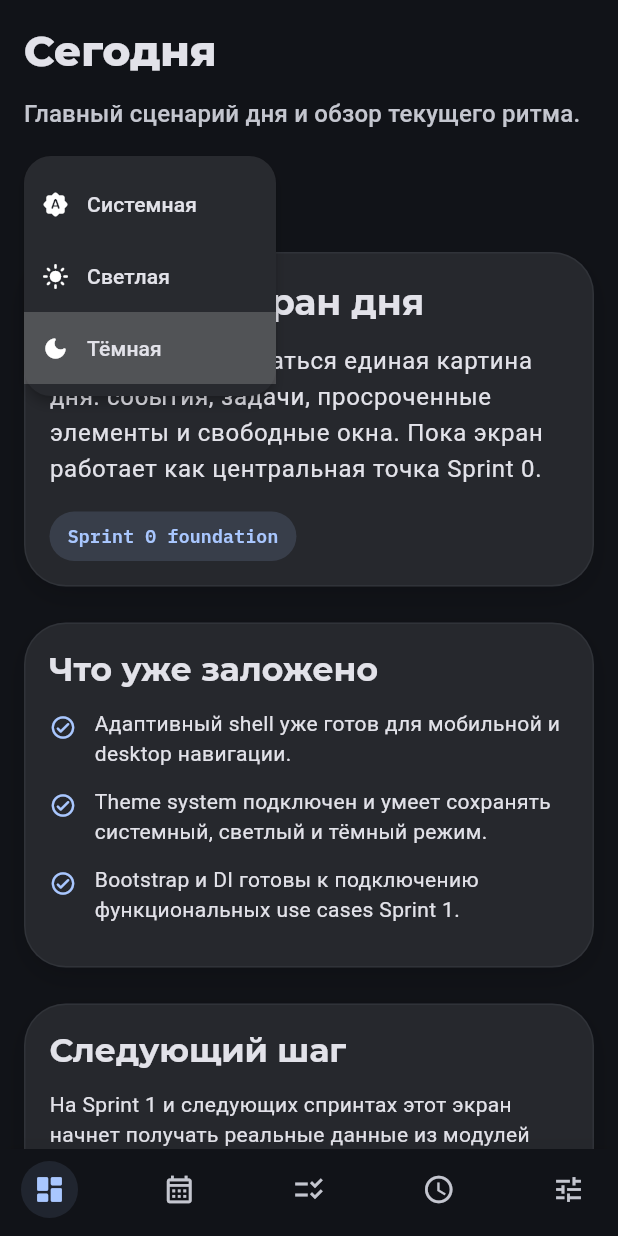
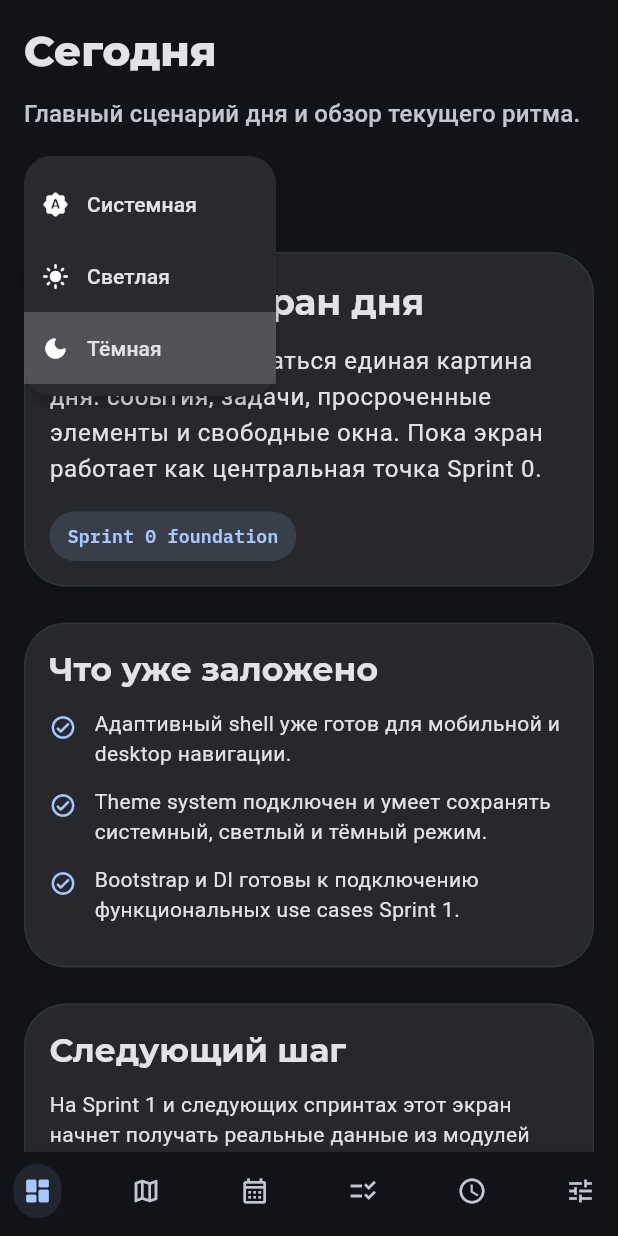
Before and after one commit to tonyOkumura/day_desk, a Flutter app: the screen it shows after launch, after a tap on the "dark mode" icon, on a phone screen of 412 x 824 dp. Run offline on Flutter 3.47's test engine with Material 3 defaults, Android fonts, the phone set to English and light mode, and no system bars; drawn by our look-alikes of google_nav_bar; our stand-ins replace flutter_map, get, google_fonts, isar, latlong2, logger and 1 more; accounts and stored records are empty; generated files the repository leaves out were written again.

Commit message:
feat: add map feature with initial scaffold and routing
- Implemented a new `/map` route and integrated it into the main navigation.
- Added `MapContentPage` with an interactive map centered on Moscow.
- Created `PlacesMapController` to manage map interactions and tile layer errors.
- Introduced `AppMapConfig` for map configuration settings.
- Updated `README.md` and `Roadmap.md` to reflect the new map feature and its status.
- Enhanced smoke tests to cover the new map functionality and ensure proper navigation.

```diff
--- a/lib/app/bindings/main_layout_binding.dart
+++ b/lib/app/bindings/main_layout_binding.dart
@@ -3,6 +3,7 @@ import 'package:get/get.dart';
 import '../../features/availability/bindings/availability_binding.dart';
 import '../../features/calendar/bindings/calendar_binding.dart';
 import '../../features/dashboard/bindings/dashboard_binding.dart';
+import '../../features/map/bindings/map_binding.dart';
 import '../../features/settings/bindings/settings_binding.dart';
 import '../../features/tasks/bindings/tasks_binding.dart';
 
@@ -10,6 +11,7 @@ class MainLayoutBinding extends Bindings {
   @override
   void dependencies() {
     DashboardBinding().dependencies();
+    MapBinding().dependencies();
     CalendarBinding().dependencies();
     TasksBinding().dependencies();
     AvailabilityBinding().dependencies();
--- a/lib/app/navigation/app_destination.dart
+++ b/lib/app/navigation/app_destination.dart
@@ -9,6 +9,15 @@ enum AppDestination {
     icon: Icons.dashboard_outlined,
     selectedIcon: Icons.dashboard_rounded,
     pageStorageKey: 'today-tab',
+  ),
+  map(
+    route: '/map',
+    label: 'Карта',
+    title: 'Карта',
+    summary: 'Стартовый картографический экран Москвы и будущих мест на день.',
+    icon: Icons.map_outlined,
+    selectedIcon: Icons.map_rounded,
+    pageStorageKey: 'map-tab',
   ),
   calendar(
     route: '/calendar',
--- a/lib/app/routes/app_routes.dart
+++ b/lib/app/routes/app_routes.dart
@@ -1,5 +1,6 @@
 abstract final class AppRoutes {
   static const String today = '/today';
+  static const String map = '/map';
   static const String calendar = '/calendar';
   static const String tasks = '/tasks';
   static const String availability = '/availability';
--- a/lib/app/shell/main_layout_page.dart
+++ b/lib/app/shell/main_layout_page.dart
@@ -9,6 +9,7 @@ import '../../core/config/app_breakpoints.dart';
 import '../../features/availability/presentation/pages/availability_content_page.dart';
 import '../../features/calendar/presentation/pages/calendar_content_page.dart';
 import '../../features/dashboard/presentation/pages/dashboard_content_page.dart';
+import '../../features/map/presentation/pages/map_content_page.dart';
 import '../../features/settings/presentation/pages/settings_content_page.dart';
 import '../../features/tasks/presentation/pages/tasks_content_page.dart';
 import '../controllers/main_layout_controller.dart';
@@ -44,6 +45,11 @@ class _MainLayoutPageState extends State<MainLayoutPage> {
         destination: AppDestination.today,
         focusNode: _controller.pageFocusNodeFor(AppDestination.today),
         child: const _KeepAliveTab(child: DashboardContentPage()),
+      ),
+      _PageFocusScope(
+        destination: AppDestination.map,
+        focusNode: _controller.pageFocusNodeFor(AppDestination.map),
+        child: const _KeepAliveTab(child: MapContentPage()),
       ),
       _PageFocusScope(
         destination: AppDestination.calendar,
@@ -189,22 +195,26 @@ class _MainLayoutPageState extends State<MainLayoutPage> {
       const SingleActivator(LogicalKeyboardKey.digit1, control: true):
           const NavigateToDestinationIntent(AppDestination.today),
       const SingleActivator(LogicalKeyboardKey.digit2, control: true):
+          const NavigateToDestinationIntent(AppDestination.map),
+      const SingleActivator(LogicalKeyboardKey.digit3, control: true):
           const NavigateToDestinationIntent(AppDestination.calendar),
-      const SingleActivator(LogicalKeyboardKey.digit3, control: true):
+      const SingleActivator(LogicalKeyboardKey.digit4, control: true):
           const NavigateToDestinationIntent(AppDestination.tasks),
-      const SingleActivator(LogicalKeyboardKey.digit4, control: true):
+      const SingleActivator(LogicalKeyboardKey.digit5, control: true):
           const NavigateToDestinationIntent(AppDestination.availability),
-      const SingleActivator(LogicalKeyboardKey.digit5, control: true):
+      const SingleActivator(LogicalKeyboardKey.digit6, control: true):
           const NavigateToDestinationIntent(AppDestination.settings),
       const SingleActivator(LogicalKeyboardKey.digit1, meta: true):
           const NavigateToDestinationIntent(AppDestination.today),
       const SingleActivator(LogicalKeyboardKey.digit2, meta: true):
+          const NavigateToDestinationIntent(AppDestination.map),
+      const SingleActivator(LogicalKeyboardKey.digit3, meta: true):
           const NavigateToDestinationIntent(AppDestination.calendar),
-      const SingleActivator(LogicalKeyboardKey.digit3, meta: true):
+      const SingleActivator(LogicalKeyboardKey.digit4, meta: true):
           const NavigateToDestinationIntent(AppDestination.tasks),
-      const SingleActivator(LogicalKeyboardKey.digit4, meta: true):
+      const SingleActivator(LogicalKeyboardKey.digit5, meta: true):
           const NavigateToDestinationIntent(AppDestination.availability),
-      const SingleActivator(LogicalKeyboardKey.digit5, meta: true):
+      const SingleActivator(LogicalKeyboardKey.digit6, meta: true):
           const NavigateToDestinationIntent(AppDestination.settings),
       const SingleActivator(LogicalKeyboardKey.keyB, control: true):
           const ToggleSidebarIntent(),
@@ -306,7 +316,7 @@ class _CompactMainLayout extends StatelessWidget {
         controller: controller,
         currentDestination: currentDestination,
         pages: pages,
-        swipeEnabled: true,
+        swipeEnabled: currentDestination != AppDestination.map,
       ),
     );
   }
@@ -431,17 +441,22 @@ class _CompactNavigationBar extends StatelessWidget {
 
   @override
   Widget build(BuildContext context) {
+    final bool useDenseTabLayout = AppDestination.values.length > 5;
     final bool useCompactDensity =
         MediaQuery.sizeOf(context).width < AppBreakpoints.compactDensity;
     final double outerHorizontalPadding = useCompactDensity
-        ? AppSpacing.md
+        ? (useDenseTabLayout ? AppSpacing.sm : AppSpacing.md)
         : AppSpacing.lg;
     final double outerBottomPadding = useCompactDensity
         ? AppSpacing.md
         : AppSpacing.lg;
-    final double iconSize = useCompactDensity ? 22 : 24;
+    final double iconSize = useCompactDensity
+        ? (useDenseTabLayout ? 20 : 22)
+        : 24;
     final EdgeInsets tabPadding = EdgeInsets.symmetric(
-      horizontal: useCompactDensity ? AppSpacing.sm : AppSpacing.md,
+      horizontal: useCompactDensity
+          ? (useDenseTabLayout ? 6 : AppSpacing.sm)
+          : AppSpacing.md,
       vertical: useCompactDensity ? AppSpacing.sm : AppSpacing.md,
     );
 
@@ -464,7 +479,9 @@ class _CompactNavigationBar extends StatelessWidget {
           iconSize: iconSize,
           padding: tabPadding,
           tabMargin: EdgeInsets.symmetric(
-            horizontal: useCompactDensity ? 2 : AppSpacing.xs,
+            horizontal: useCompactDensity
+                ? (useDenseTabLayout ? 1 : 2)
+                : AppSpacing.xs,
           ),
           backgroundColor: Colors.transparent,
           tabBackgroundColor: AppNavigationTheme.gNavTabBackground(context),
--- /dev/null
+++ b/lib/core/config/app_map_config.dart
@@ -0,0 +1,13 @@
+import 'package:latlong2/latlong.dart';
+
+abstract final class AppMapConfig {
+  static const LatLng moscowCenter = LatLng(55.7558, 37.6176);
+  static const double initialZoom = 10.8;
+  static const double minZoom = 4;
+  static const double maxZoom = 18.5;
+  static const String tileUrlTemplate =
+      'https://tile.openstreetmap.org/{z}/{x}/{y}.png';
+  static const String attributionLabel = 'OpenStreetMap contributors';
+  static const String seedLocationLabel = 'Москва';
+  static const String userAgentPackageName = 'com.example.day_desk';
+}
--- /dev/null
+++ b/lib/features/map/bindings/map_binding.dart
@@ -0,0 +1,16 @@
+import 'package:get/get.dart';
+
+import '../../../core/logging/app_logger.dart';
+import '../presentation/controllers/places_map_controller.dart';
+
+class MapBinding extends Bindings {
+  @override
+  void dependencies() {
+    if (!Get.isRegistered<PlacesMapController>()) {
+      Get.put<PlacesMapController>(
+        PlacesMapController(logger: Get.find<AppLogger>()),
+        permanent: true,
+      );
+    }
+  }
+}
--- /dev/null
+++ b/lib/features/map/presentation/controllers/places_map_controller.dart
@@ -0,0 +1,49 @@
+import 'package:flutter_map/flutter_map.dart' as fm;
+import 'package:get/get.dart';
+
+import '../../../../core/config/app_map_config.dart';
+import '../../../../core/logging/app_logger.dart';
+
+class PlacesMapController extends GetxController {
+  PlacesMapController({required AppLogger logger}) : _logger = logger;
+
+  final AppLogger _logger;
+  final RxBool _tileLayerUnavailable = false.obs;
+  late final fm.MapController mapController = fm.MapController();
+
+  bool get tileLayerUnavailable => _tileLayerUnavailable.value;
+
+  String get seedLocationLabel => AppMapConfig.seedLocationLabel;
+
+  void recenterToMoscow() {
+    mapController.move(
+      AppMapConfig.moscowCenter,
+      AppMapConfig.initialZoom,
+      id: 'recenter-to-moscow',
+    );
+  }
+
+  void handleTileLayerError(
+    Object error, {
+    StackTrace? stackTrace,
+    String? details,
+  }) {
+    if (_tileLayerUnavailable.value) {
+      return;
+    }
+
+    _tileLayerUnavailable.value = true;
+    _logger.warning(
+      'Подложка карты временно недоступна.',
+      tag: 'map',
+      context: details ?? error.toString(),
+    );
+    if (stackTrace != null) {
+      _logger.debug(
+        'Tile layer error stack trace captured.',
+        tag: 'map',
+        context: stackTrace.toString(),
+      );
+    }
+  }
+}
--- /dev/null
+++ b/lib/features/map/presentation/pages/map_content_page.dart
@@ -0,0 +1,262 @@
+import 'package:flutter/material.dart';
+
+import 'package:flutter_map/flutter_map.dart' as fm;
+import 'package:get/get.dart';
+
+import '../../../../app/theme/app_radii.dart';
+import '../../../../app/theme/app_spacing.dart';
+import '../../../../app/theme/app_theme.dart';
+import '../../../../core/config/app_breakpoints.dart';
+import '../../../../core/config/app_map_config.dart';
+import '../../../../core/widgets/app_surface_card.dart';
+import '../controllers/places_map_controller.dart';
+import '../widgets/map_overview_panel.dart';
+
+class MapContentPage extends GetView<PlacesMapController> {
+  const MapContentPage({super.key});
+
+  @override
+  Widget build(BuildContext context) {
+    return LayoutBuilder(
+      builder: (BuildContext context, BoxConstraints constraints) {
+        final bool useCompactLayout =
+            constraints.maxWidth < AppBreakpoints.compactNavigation;
+        final bool useCompactDensity =
+            constraints.maxWidth < AppBreakpoints.compactDensity;
+        final double horizontalPadding = useCompactDensity
+            ? AppSpacing.lg
+            : AppSpacing.xl;
+        final double bottomPadding = useCompactDensity
+            ? AppSpacing.lg
+            : AppSpacing.xl;
+
+        return Padding(
+          padding: EdgeInsets.fromLTRB(
+            horizontalPadding,
+            0,
+            horizontalPadding,
+            bottomPadding,
+          ),
+          child: Center(
+            child: ConstrainedBox(
+              constraints: const BoxConstraints(
+                maxWidth: AppBreakpoints.pageMaxWidth,
+              ),
+              child: useCompactLayout
+                  ? Column(
+                      children: <Widget>[
+                        ConstrainedBox(
+                          constraints: BoxConstraints(maxHeight: 220),
+                          child: _MapPanelViewport(isCompact: true),
+                        ),
+                        const SizedBox(height: AppSpacing.lg),
+                        Expanded(
+                          child: _MapSurface(
+                            compact: true,
+                            controller: controller,
+                          ),
+                        ),
+                      ],
+                    )
+                  : Row(
+                      children: <Widget>[
+                        const SizedBox(
+                          width: 344,
+                          child: _MapPanelViewport(isCompact: false),
+                        ),
+                        const SizedBox(width: AppSpacing.lg),
+                        Expanded(
+                          child: _MapSurface(
+                            compact: false,
+                            controller: controller,
+                          ),
+                        ),
+                      ],
+                    ),
+            ),
+          ),
+        );
+      },
+    );
+  }
+}
+
+class _MapPanelViewport extends StatelessWidget {
+  const _MapPanelViewport({required this.isCompact});
+
+  final bool isCompact;
+
+  @override
+  Widget build(BuildContext context) {
+    return SingleChildScrollView(
+      primary: false,
+      child: MapOverviewPanel(isCompact: isCompact),
+    );
+  }
+}
+
+class _MapSurface extends StatelessWidget {
+  const _MapSurface({required this.compact, required this.controller});
+
+  final bool compact;
+  final PlacesMapController controller;
+
+  @override
+  Widget build(BuildContext context) {
+    final ThemeData theme = Theme.of(context);
+    final ColorScheme colorScheme = theme.colorScheme;
+    final bool isDark = theme.brightness == Brightness.dark;
+
+    return DecoratedBox(
+      decoration: BoxDecoration(
+        color: AppTheme.surfaceColor(context),
+        borderRadius: BorderRadius.circular(AppRadii.card),
+        border: Border.all(
+          color: colorScheme.outlineVariant.withValues(alpha: 0.35),
+        ),
+        boxShadow: <BoxShadow>[
+          BoxShadow(
+            color: colorScheme.shadow.withValues(alpha: isDark ? 0.16 : 0.06),
+            blurRadius: 18,
+            offset: const Offset(0, 8),
+          ),
+        ],
+      ),
+      child: ClipRRect(
+        borderRadius: BorderRadius.circular(AppRadii.card),
+        child: Stack(
+          children: <Widget>[
+            Positioned.fill(
+              child: Container(
+                key: const Key('map-interactive-surface'),
+                color: colorScheme.surfaceContainerLowest,
+                child: fm.FlutterMap(
+                  key: const Key('moscow-map'),
+                  mapController: controller.mapController,
+                  options: const fm.MapOptions(
+                    initialCenter: AppMapConfig.moscowCenter,
+                    initialZoom: AppMapConfig.initialZoom,
+                    interactionOptions: fm.InteractionOptions(
+                      flags:
+                          fm.InteractiveFlag.all & ~fm.InteractiveFlag.rotate,
+                    ),
+                  ),
+                  children: <Widget>[
+                    fm.TileLayer(
+                      urlTemplate: AppMapConfig.tileUrlTemplate,
+                      userAgentPackageName: AppMapConfig.userAgentPackageName,
+                      tileDisplay: const fm.TileDisplay.fadeIn(),
+                      errorTileCallback:
+                          (
+                            fm.TileImage tile,
+                            Object error,
+                            StackTrace? stackTrace,
+                          ) {
+                            controller.handleTileLayerError(
+                              error,
+                              stackTrace: stackTrace,
+                              details: tile.coordinates.toString(),
+                            );
+                          },
+                    ),
+                    const fm.RichAttributionWidget(
+                      attributions: <fm.SourceAttribution>[
+                        fm.TextSourceAttribution(AppMapConfig.attributionLabel),
+                      ],
+                    ),
+                  ],
+                ),
+              ),
+            ),
+            Positioned(
+              top: AppSpacing.lg,
+              right: AppSpacing.lg,
+              child: Tooltip(
+                message: 'Вернуться к Москве',
+                waitDuration: const Duration(milliseconds: 500),
+                child: FilledButton.tonal(
+                  key: const Key('map-recenter-button'),
+                  onPressed: controller.recenterToMoscow,
+                  style: FilledButton.styleFrom(
+                    padding: const EdgeInsets.all(AppSpacing.md),
+                    minimumSize: Size(compact ? 44 : 48, compact ? 44 : 48),
+                    backgroundColor: colorScheme.surface.withValues(
+                      alpha: 0.92,
+                    ),
+                    foregroundColor: colorScheme.onSurface,
+                  ),
+                  child: const Icon(Icons.my_location_rounded),
+                ),
+              ),
+            ),
+            Positioned(
+              left: AppSpacing.lg,
+              bottom: AppSpacing.lg,
+              child: AppSurfaceCard(
+                child: Row(
+                  mainAxisSize: MainAxisSize.min,
+                  children: <Widget>[
+                    Icon(
+                      Icons.place_rounded,
+                      size: 18,
+                      color: colorScheme.primary,
+                    ),
+                    const SizedBox(width: AppSpacing.sm),
+                    Text(
+                      'Стартовая область: ${AppMapConfig.seedLocationLabel}',
+                      style: theme.textTheme.labelLarge?.copyWith(
+                        fontWeight: FontWeight.w700,
+                      ),
+                    ),
+                  ],
+                ),
+              ),
+            ),
+            Obx(() {
+              if (!controller.tileLayerUnavailable) {
+                return const SizedBox.shrink();
+              }
+
+              return Positioned(
+                left: AppSpacing.lg,
+                top: AppSpacing.lg,
+                child: Container(
+                  key: const Key('map-tile-error-chip'),
+                  padding: const EdgeInsets.symmetric(
+                    horizontal: AppSpacing.md,
+                    vertical: AppSpacing.sm,
+                  ),
+                  decoration: BoxDecoration(
+                    color: colorScheme.errorContainer.withValues(alpha: 0.94),
+                    borderRadius: BorderRadius.circular(999),
+                    border: Border.all(
+                      color: colorScheme.error.withValues(alpha: 0.26),
+                    ),
+                  ),
+                  child: Row(
+                    mainAxisSize: MainAxisSize.min,
+                    children: <Widget>[
+                      Icon(
+                        Icons.cloud_off_rounded,
+                        size: 16,
+                        color: colorScheme.onErrorContainer,
+                      ),
+                      const SizedBox(width: AppSpacing.sm),
+                      Text(
+                        'Подложка карты временно недоступна',
+                        style: theme.textTheme.labelLarge?.copyWith(
+                          color: colorScheme.onErrorContainer,
+                          fontWeight: FontWeight.w700,
+                        ),
+                      ),
+                    ],
+                  ),
+                ),
+              );
+            }),
+          ],
+        ),
+      ),
+    );
+  }
+}
--- /dev/null
+++ b/lib/features/map/presentation/widgets/map_overview_panel.dart
@@ -0,0 +1,155 @@
+import 'package:flutter/material.dart';
+
+import '../../../../app/theme/app_spacing.dart';
+import '../../../../app/theme/app_typography.dart';
+import '../../../../core/config/app_map_config.dart';
+import '../../../../core/widgets/app_surface_card.dart';
+
+class MapOverviewPanel extends StatelessWidget {
+  const MapOverviewPanel({required this.isCompact, super.key});
+
+  final bool isCompact;
+
+  @override
+  Widget build(BuildContext context) {
+    final ThemeData theme = Theme.of(context);
+    final ColorScheme colorScheme = theme.colorScheme;
+    final TextTheme textTheme = theme.textTheme;
+
+    return AppSurfaceCard(
+      child: Column(
+        crossAxisAlignment: CrossAxisAlignment.start,
+        children: <Widget>[
+          Text(
+            'Карта дня',
+            style: textTheme.headlineSmall?.copyWith(
+              fontWeight: FontWeight.w800,
+            ),
+          ),
+          const SizedBox(height: AppSpacing.md),
+          Text(
+            'Сейчас это стартовый картографический scaffold: карта открывается '
+            'на Москве, а позже сюда подключатся реальные места из событий, '
+            'а затем и из задач.',
+            style: textTheme.bodyLarge,
+          ),
+          const SizedBox(height: AppSpacing.lg),
+          Wrap(
+            spacing: AppSpacing.sm,
+            runSpacing: AppSpacing.sm,
+            children: <Widget>[
+              _MapChip(
+                label: 'Стартовая область: ${AppMapConfig.seedLocationLabel}',
+                icon: Icons.place_outlined,
+              ),
+              _MapChip(
+                label: 'Данные позже придут из событий',
+                icon: Icons.event_outlined,
+              ),
+              _MapChip(
+                label: 'Затем добавятся задачи с местом',
+                icon: Icons.checklist_rtl_outlined,
+              ),
+            ],
+          ),
+          const SizedBox(height: AppSpacing.xl),
+          Text(
+            'Что уже заложено',
+            style: textTheme.titleLarge?.copyWith(fontWeight: FontWeight.w700),
+          ),
+          const SizedBox(height: AppSpacing.md),
+          ...const <String>[
+            'Отдельная top-level вкладка карты внутри основного shell.',
+            'Единый фундамент для будущих маркеров и camera actions.',
+            'Маршрут /map и место в общей навигации уже закреплены.',
+          ].map(
+            (String item) => Padding(
+              padding: const EdgeInsets.only(bottom: AppSpacing.md),
+              child: Row(
+                crossAxisAlignment: CrossAxisAlignment.start,
+                children: <Widget>[
+                  Padding(
+                    padding: const EdgeInsets.only(top: 4),
+                    child: Icon(
+                      Icons.check_circle_outline_rounded,
+                      size: 18,
+                      color: colorScheme.primary,
+                    ),
+                  ),
+                  const SizedBox(width: AppSpacing.md),
+                  Expanded(child: Text(item, style: textTheme.bodyMedium)),
+                ],
+              ),
+            ),
+          ),
+          const SizedBox(height: AppSpacing.lg),
+          Container(
+            width: double.infinity,
+            padding: const EdgeInsets.symmetric(
+              horizontal: AppSpacing.md,
+              vertical: AppSpacing.md,
+            ),
+            decoration: BoxDecoration(
+              color: colorScheme.surfaceContainerHighest.withValues(alpha: 0.9),
+              borderRadius: BorderRadius.circular(18),
+              border: Border.all(
+                color: colorScheme.outlineVariant.withValues(alpha: 0.45),
+              ),
+            ),
+            child: Text(
+              isCompact
+                  ? 'На телефоне карта занимает основное пространство, а панель '
+                        'остаётся компактной.'
+                  : 'На широких экранах панель остаётся рядом с картой, чтобы '
+                        'позже здесь показать места на сегодня, фильтры и детали.',
+              style: AppTypography.mono(
+                context,
+              ).copyWith(fontSize: 12, color: colorScheme.onSurfaceVariant),
+            ),
+          ),
+        ],
+      ),
+    );
+  }
+}
+
+class _MapChip extends StatelessWidget {
+  const _MapChip({required this.label, required this.icon});
+
+  final String label;
+  final IconData icon;
+
+  @override
+  Widget build(BuildContext context) {
+    final ColorScheme colorScheme = Theme.of(context).colorScheme;
+
+    return Container(
+      constraints: const BoxConstraints(maxWidth: 280),
+      padding: const EdgeInsets.symmetric(
+        horizontal: AppSpacing.md,
+        vertical: AppSpacing.sm,
+      ),
+      decoration: BoxDecoration(
+        color: colorScheme.primary.withValues(alpha: 0.09),
+        borderRadius: BorderRadius.circular(999),
+        border: Border.all(color: colorScheme.primary.withValues(alpha: 0.16)),
+      ),
+      child: Row(
+        mainAxisSize: MainAxisSize.min,
+        children: <Widget>[
+          Icon(icon, size: 16, color: colorScheme.primary),
+          const SizedBox(width: AppSpacing.sm),
+          Flexible(
+            child: Text(
+              label,
+              style: Theme.of(context).textTheme.labelLarge?.copyWith(
+                color: colorScheme.primary,
+                fontWeight: FontWeight.w700,
+              ),
+            ),
+          ),
+        ],
+      ),
+    );
+  }
+}
--- a/pubspec.yaml
+++ b/pubspec.yaml
@@ -39,8 +39,10 @@ dependencies:
   get: ^4.7.3
   google_fonts: ^6.3.2
   google_nav_bar: 5.0.7
+  flutter_map: ^8.2.2
   intl: 0.20.2
   isar: ^3.1.0+1
+  latlong2: ^0.9.1
   logger: 2.6.2
   isar_flutter_libs: ^3.1.0+1
   path_provider: ^2.1.5
```
Also changed, not shown: pubspec.lock, 3 other files.
